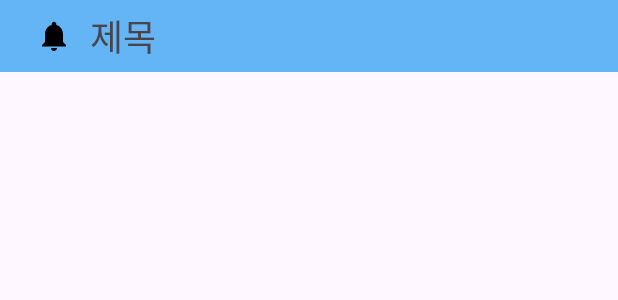
After one commit to SeSAC-3th/SeSalChai, an Android app: the layout layout_toolbar.xml on its own in the app's theme, with its tools: preview values and no code run, on a phone screen of 412 x 824 dp. The commit adds this screen. Shown: the top 300 px of the screen. Run offline under Robolectric (Android 15) with nearby library versions, the phone set to English and light mode, and no system bars.

Commit message:
[Add] #11 - 이미지 추가 및 layout 추가
- Fragment에서 상단에 보여질 공통 layout 추가
- Fragment에서 보여질 검색창 layout 추가
- Main Color를 sky blue 색상으로 지정
- home을 제외한 아티스트, 공지, 스케쥴, 평가 title 이미지 추가

```diff
--- /dev/null
+++ b/app/src/main/res/drawable/baseline_artist_24.xml
@@ -0,0 +1,5 @@
+<vector android:height="24dp" android:tint="#000000"
+    android:viewportHeight="24" android:viewportWidth="24"
+    android:width="24dp" xmlns:android="http://schemas.android.com/apk/res/android">
+    <path android:fillColor="@android:color/white" android:pathData="M16,11c1.66,0 2.99,-1.34 2.99,-3S17.66,5 16,5c-1.66,0 -3,1.34 -3,3s1.34,3 3,3zM8,11c1.66,0 2.99,-1.34 2.99,-3S9.66,5 8,5C6.34,5 5,6.34 5,8s1.34,3 3,3zM8,13c-2.33,0 -7,1.17 -7,3.5L1,19h14v-2.5c0,-2.33 -4.67,-3.5 -7,-3.5zM16,13c-0.29,0 -0.62,0.02 -0.97,0.05 1.16,0.84 1.97,1.97 1.97,3.45L17,19h6v-2.5c0,-2.33 -4.67,-3.5 -7,-3.5z"/>
+</vector>
--- /dev/null
+++ b/app/src/main/res/drawable/baseline_notifications_24.xml
@@ -0,0 +1,5 @@
+<vector android:height="24dp" android:tint="#000000"
+    android:viewportHeight="24" android:viewportWidth="24"
+    android:width="24dp" xmlns:android="http://schemas.android.com/apk/res/android">
+    <path android:fillColor="@android:color/white" android:pathData="M12,22c1.1,0 2,-0.9 2,-2h-4c0,1.1 0.89,2 2,2zM18,16v-5c0,-3.07 -1.64,-5.64 -4.5,-6.32L13.5,4c0,-0.83 -0.67,-1.5 -1.5,-1.5s-1.5,0.67 -1.5,1.5v0.68C7.63,5.36 6,7.92 6,11v5l-2,2v1h16v-1l-2,-2z"/>
+</vector>
--- /dev/null
+++ b/app/src/main/res/drawable/baseline_rate_24.xml
@@ -0,0 +1,5 @@
+<vector android:height="24dp" android:tint="#000000"
+    android:viewportHeight="24" android:viewportWidth="24"
+    android:width="24dp" xmlns:android="http://schemas.android.com/apk/res/android">
+    <path android:fillColor="@android:color/white" android:pathData="M22,12c0,5.52 -4.48,10 -10,10S2,17.52 2,12c0,-2.76 1.12,-5.26 2.93,-7.07L12,12V2C17.52,2 22,6.48 22,12z"/>
+</vector>
--- /dev/null
+++ b/app/src/main/res/drawable/baseline_schedule_24.xml
@@ -0,0 +1,5 @@
+<vector android:height="24dp" android:tint="#000000"
+    android:viewportHeight="24" android:viewportWidth="24"
+    android:width="24dp" xmlns:android="http://schemas.android.com/apk/res/android">
+    <path android:fillColor="@android:color/white" android:pathData="M20,3h-1L19,1h-2v2L7,3L7,1L5,1v2L4,3c-1.1,0 -2,0.9 -2,2v16c0,1.1 0.9,2 2,2h16c1.1,0 2,-0.9 2,-2L22,5c0,-1.1 -0.9,-2 -2,-2zM20,21L4,21L4,8h16v13z"/>
+</vector>
--- /dev/null
+++ b/app/src/main/res/drawable/baseline_search_24.xml
@@ -0,0 +1,5 @@
+<vector android:height="24dp" android:tint="#000000"
+    android:viewportHeight="24" android:viewportWidth="24"
+    android:width="24dp" xmlns:android="http://schemas.android.com/apk/res/android">
+    <path android:fillColor="@android:color/white" android:pathData="M15.5,14h-0.79l-0.28,-0.27C15.41,12.59 16,11.11 16,9.5 16,5.91 13.09,3 9.5,3S3,5.91 3,9.5 5.91,16 9.5,16c1.61,0 3.09,-0.59 4.23,-1.57l0.27,0.28v0.79l5,4.99L20.49,19l-4.99,-5zM9.5,14C7.01,14 5,11.99 5,9.5S7.01,5 9.5,5 14,7.01 14,9.5 11.99,14 9.5,14z"/>
+</vector>
--- /dev/null
+++ b/app/src/main/res/drawable/drawable_round_search.xml
@@ -0,0 +1,6 @@
+<?xml version="1.0" encoding="utf-8"?>
+<shape xmlns:android="http://schemas.android.com/apk/res/android"
+    android:shape="rectangle">
+    <solid android:color="@color/main_color_skyblue"/>
+    <corners android:radius="20dp"/>
+</shape>
--- /dev/null
+++ b/app/src/main/res/layout/layout_toolbar.xml
@@ -0,0 +1,29 @@
+<?xml version="1.0" encoding="utf-8"?>
+<androidx.constraintlayout.widget.ConstraintLayout xmlns:android="http://schemas.android.com/apk/res/android"
+    xmlns:app="http://schemas.android.com/apk/res-auto"
+    xmlns:tools="http://schemas.android.com/tools"
+    android:layout_width="match_parent"
+    android:layout_height="wrap_content"
+    android:background="@color/main_color_skyblue">
+
+    <androidx.appcompat.widget.AppCompatImageView
+        android:id="@+id/imgv_title"
+        android:layout_width="wrap_content"
+        android:layout_height="wrap_content"
+        android:layout_marginStart="12dp"
+        android:padding="12dp"
+        app:layout_constraintBottom_toBottomOf="parent"
+        app:layout_constraintStart_toStartOf="parent"
+        app:layout_constraintTop_toTopOf="parent"
+        tools:src="@drawable/baseline_notifications_24" />
+
+    <androidx.appcompat.widget.AppCompatTextView
+        android:id="@+id/tv_title"
+        android:layout_width="wrap_content"
+        android:layout_height="wrap_content"
+        android:textSize="24sp"
+        app:layout_constraintBottom_toBottomOf="parent"
+        app:layout_constraintStart_toEndOf="@id/imgv_title"
+        app:layout_constraintTop_toTopOf="parent"
+        tools:text="제목" />
+</androidx.constraintlayout.widget.ConstraintLayout>
--- a/app/src/main/res/values/colors.xml
+++ b/app/src/main/res/values/colors.xml
@@ -2,4 +2,5 @@
 <resources>
     <color name="black">#FF000000</color>
     <color name="white">#FFFFFFFF</color>
+    <color name="main_color_skyblue">#64B5F6</color>
 </resources>
```
Also changed, not shown: app/src/main/res/layout/layout_search.xml (added, +22 -0 lines).
